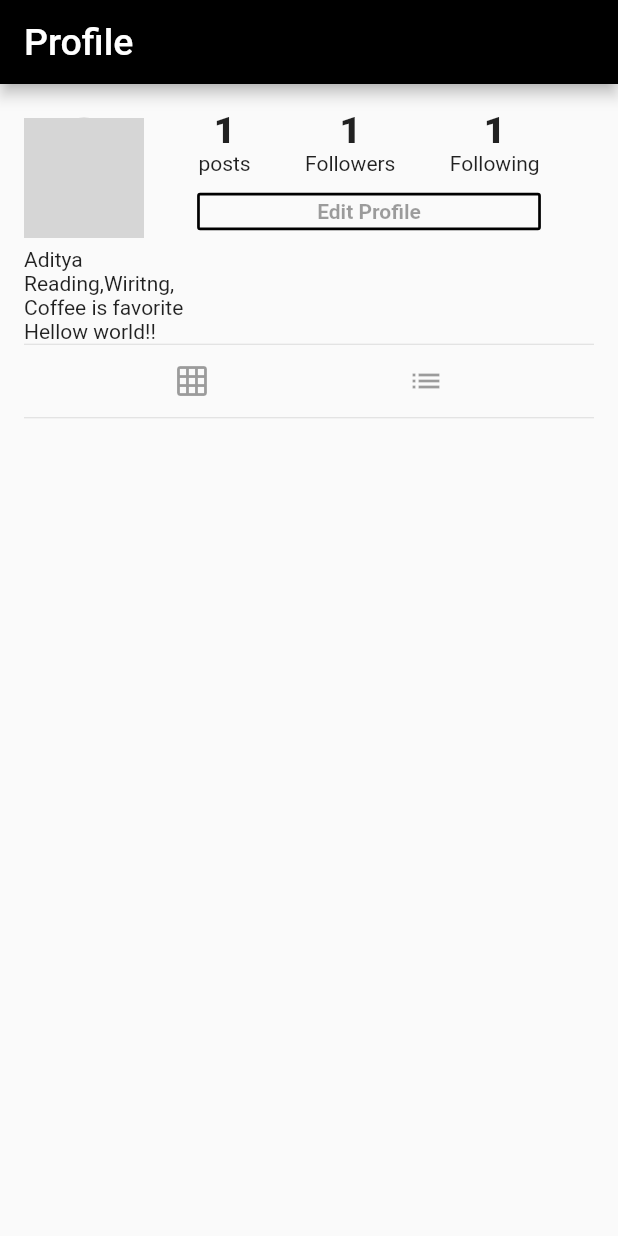
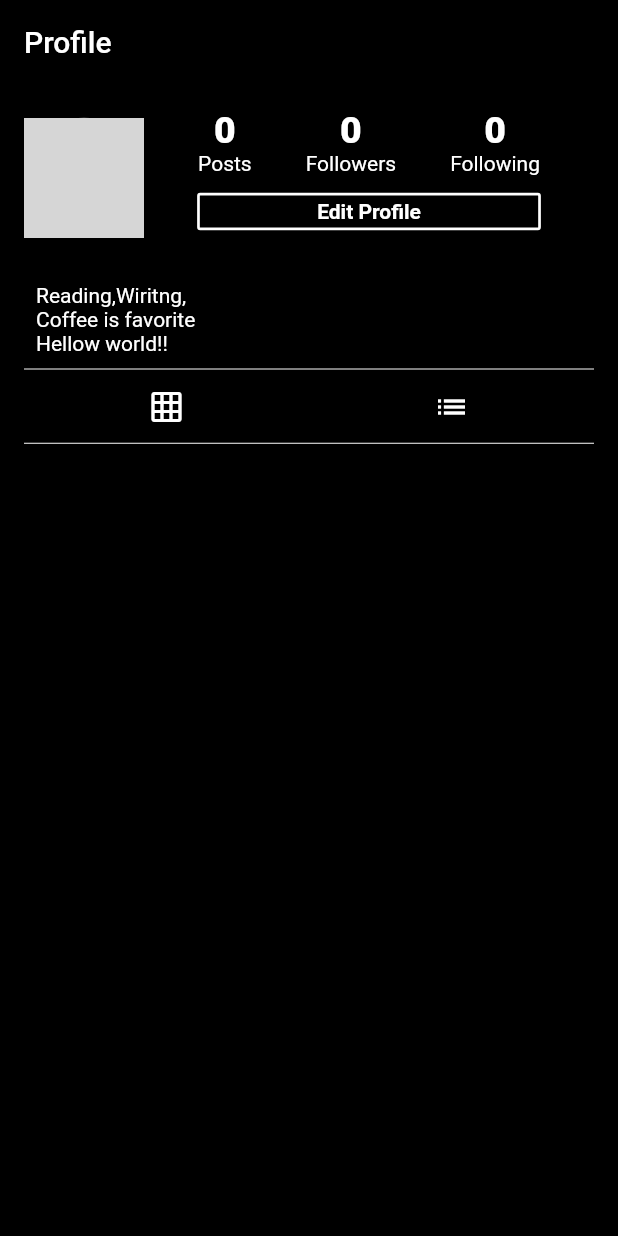
Before and after one commit to 010aditya/Photogram-flutter, a Flutter app: the Profile screen opened directly, on a phone screen of 412 x 824 dp. Run offline on Flutter 3.47's test engine with Material 2 defaults, Android fonts, the phone set to English and light mode, and no system bars; our stand-ins replace cached_network_image, cloud_firestore, firebase_storage, flutter_svg, geolocator, google_sign_in and 1 more; accounts and stored records are empty; network calls fail; grey boxes are pictures that could not be loaded.

Commit message:
Profile Page fix, Edit Profile page added.

```diff
--- a/lib/pages/profile.dart
+++ b/lib/pages/profile.dart
@@ -1,9 +1,12 @@
 import 'package:cached_network_image/cached_network_image.dart';
+import 'package:flutter/cupertino.dart';
 import 'package:flutter/material.dart';
 import 'package:photogram/models/user.dart';
 import 'package:photogram/utils/dbUtil.dart';
 import 'package:photogram/widgets/header.dart';
 import 'package:photogram/widgets/progress.dart';
+
+import 'edit_profile.dart';
 
 class Profile extends StatefulWidget {
   final userId;
@@ -42,52 +45,32 @@ class _ProfileState extends State<Profile> {
                           mainAxisSize: MainAxisSize.max,
                           mainAxisAlignment: MainAxisAlignment.spaceEvenly,
                           children: <Widget>[
-                            Column(
-                              children: <Widget>[
-                                Text(
-                                  '1',
-                                  style: TextStyle(
-                                      fontWeight: FontWeight.w900,
-                                      fontSize: 25.0),
-                                ),
-                                Text(
-                                  'posts',
-                                  textAlign: TextAlign.center,
-                                )
-                              ],
-                            ),
-                            Column(
-                              children: <Widget>[
-                                Text('1',
-                                    style: TextStyle(
-                                        fontWeight: FontWeight.w900,
-                                        fontSize: 25.0)),
-                                Text('Followers', textAlign: TextAlign.center),
-                              ],
-                            ),
-                            Column(
-                              children: <Widget>[
-                                Text('1',
-                                    style: TextStyle(
-                                        fontWeight: FontWeight.w900,
-                                        fontSize: 25.0)),
-                                Text('Following', textAlign: TextAlign.center),
-                              ],
-                            ),
+                            connectionBuilder('Posts', 0),
+                            connectionBuilder('Followers', 0),
+                            connectionBuilder('Following', 0),
                           ],
                         ),
                         ButtonTheme(
                           minWidth: 200,
                           height: 25.0,
                           child: OutlineButton(
+                            onPressed: () {
+                              Navigator.push(
+                                  context,
+                                  MaterialPageRoute(
+                                    builder: (context) => EditProfile(
+                                      user: user,
+                                    ),
+                                  ));
+                            },
                             child: Text(
                               'Edit Profile',
-                              style: TextStyle(fontWeight: FontWeight.bold),
+                              style: TextStyle(fontWeight: FontWeight.bold,color: Colors.white),
                             ),
                             borderSide:
-                                BorderSide(color: Colors.black, width: 1.8),
+                                BorderSide(color: Colors.white, width: 1.8),
                             padding: EdgeInsets.symmetric(horizontal: 80.0),
-                            highlightedBorderColor: Colors.black,
+                            highlightedBorderColor: Colors.white,
                           ),
                         )
                       ],
@@ -97,32 +80,41 @@ class _ProfileState extends State<Profile> {
               ),
               Row(
                 children: <Widget>[
-                  Column(
-                 crossAxisAlignment: CrossAxisAlignment.start,
-                    children: <Widget>[
-                      Text('Aditya'),
-                      Text('Reading,Wiritng,\nCoffee is favorite'),
-                      Text('Hellow world!!'),
-                    ],
+                  Padding(
+                    padding: const EdgeInsets.all(8.0),
+                    child: Column(
+                      crossAxisAlignment: CrossAxisAlignment.start,
+                      children: <Widget>[
+                        Text(user.displayName,style: TextStyle(color: Colors.white),),
+                        Text('Reading,Wiritng,\nCoffee is favorite',style: TextStyle(color: Colors.white),),
+                        Text('Hellow world!!',style: TextStyle(color: Colors.white),),
+                      ],
+                    ),
                   ),
                 ],
               ),
               Divider(
-                height: 1.0,
+                height: 2.0,
+                color: Colors.white,
               ),
               Row(
                 mainAxisAlignment: MainAxisAlignment.spaceEvenly,
                 children: <Widget>[
-                  FlatButton(
-                    child: Icon(Icons.grid_on),
+                  Expanded(
+                    child: FlatButton(
+                      child: Icon(Icons.grid_on,color: Colors.white),
+                    ),
                   ),
-                  FlatButton(
-                    child: Icon(Icons.list),
+                  Expanded(
+                    child: FlatButton(
+                      child: Icon(Icons.list,color: Colors.white),
+                    ),
                   )
                 ],
               ),
               Divider(
                 height: 1.0,
+                  color: Colors.white
               )
             ],
           ),
@@ -131,10 +123,27 @@ class _ProfileState extends State<Profile> {
     );
   }
 
+  Column connectionBuilder(String label, int count) {
+    return Column(
+      children: <Widget>[
+        Text(
+          count.toString(),
+          style: TextStyle(fontWeight: FontWeight.w900, fontSize: 25.0,color: Colors.white),
+        ),
+        Text(
+          label,
+          textAlign: TextAlign.center,
+          style: TextStyle(color: Colors.white),
+        )
+      ],
+    );
+  }
+
   @override
   Widget build(BuildContext context) {
     return Scaffold(
-      appBar: header(false, false, title: "Profile"),
+      backgroundColor: Colors.black,
+      appBar: header(false, false, title: 'Profile'),
       body: ListView(
         children: <Widget>[
           buildProfileHeader(),
--- a/lib/widgets/header.dart
+++ b/lib/widgets/header.dart
@@ -6,7 +6,7 @@ header(bool isTimeline, bool removeBackButton, {String title}) {
     title: Text(
       isTimeline ? 'PostGram' : title,
       style: TextStyle(
-        fontSize: isTimeline ? 35.0 : 25.0,
+        fontSize: isTimeline ? 30.0 : 20.0,
         fontFamily: isTimeline ? "Signatra" : null,
         color: Colors.white,
       ),
```
Also changed, not shown: lib/pages/edit_profile.dart (+115 -1 lines).
